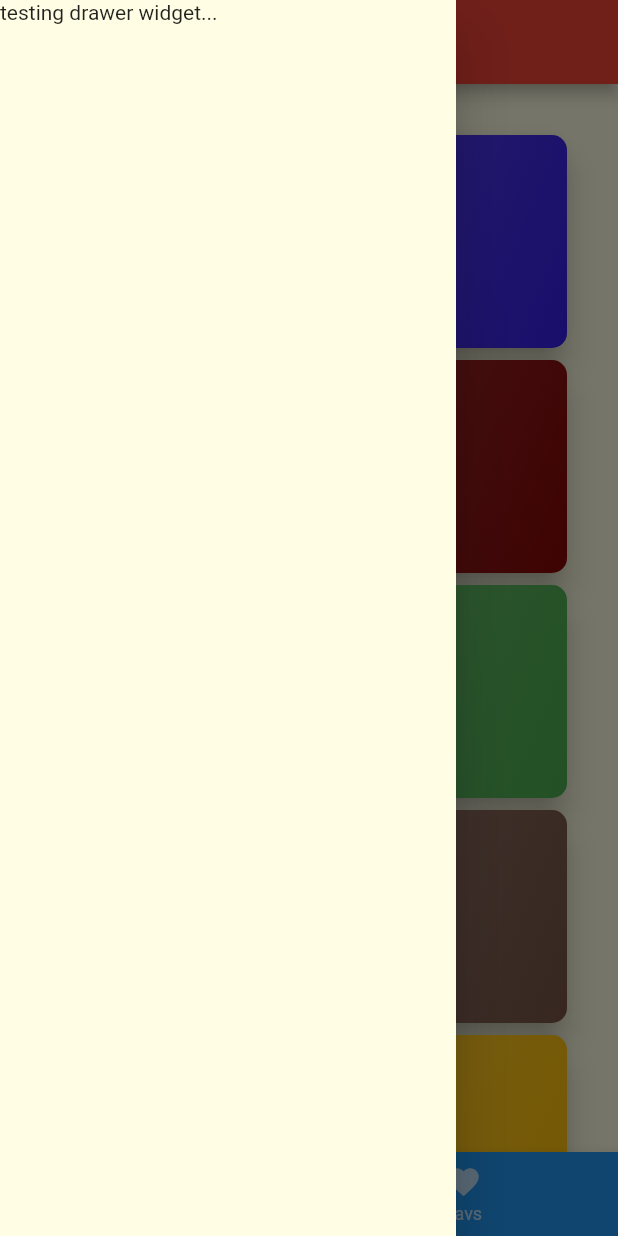
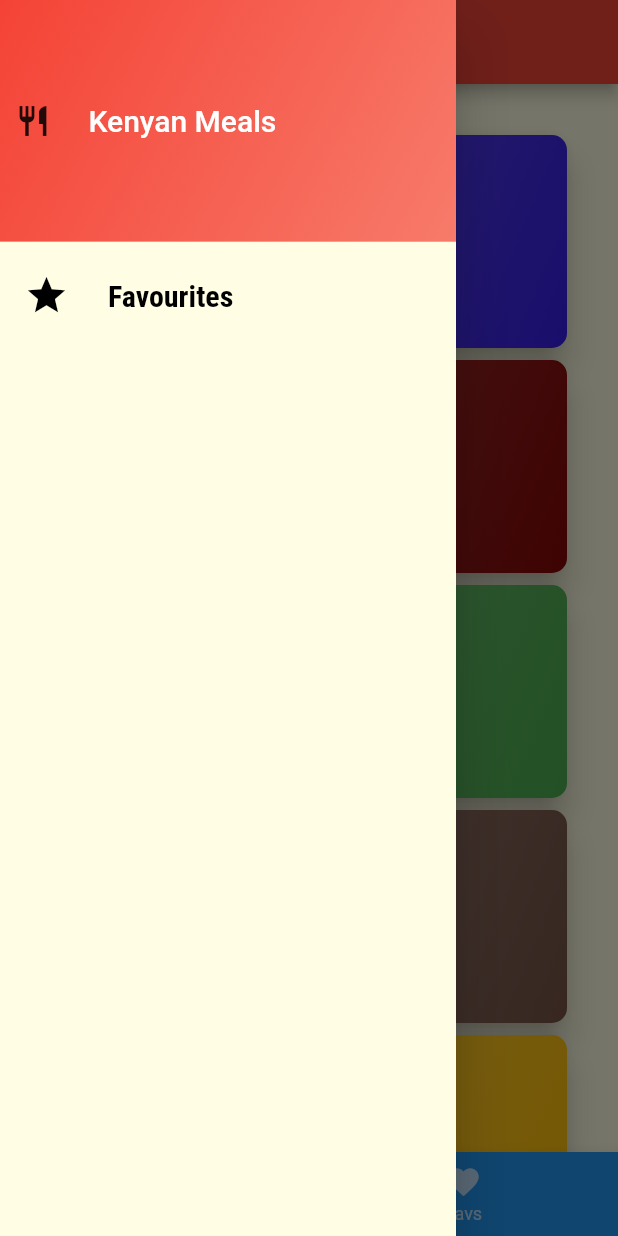
Before and after one commit to notrayo/recipes-app, a Flutter app: the screen it shows after launch, with the side drawer open, on a phone screen of 412 x 824 dp. Run offline on Flutter 3.47's test engine with Material 2 defaults, Android fonts, the phone set to English and light mode, and no system bars.

Commit message:
added drawer with page switching functionality

```diff
--- /dev/null
+++ b/lib/screens/drawer.dart
@@ -0,0 +1,59 @@
+import 'package:flutter/material.dart';
+
+class DrawerScreen extends StatelessWidget {
+  const DrawerScreen({super.key, required this.onSelectScreenFromDrawer});
+
+  final void Function(String identifier) onSelectScreenFromDrawer;
+
+  @override
+  Widget build(BuildContext context) {
+    return Drawer(
+      child: Column(
+        children: [
+          DrawerHeader(
+              padding: const EdgeInsets.all(10),
+              decoration: BoxDecoration(
+                  gradient: LinearGradient(colors: [
+                Theme.of(context).colorScheme.primaryContainer,
+                Theme.of(context).colorScheme.primaryContainer.withOpacity(0.7)
+              ], begin: Alignment.topLeft, end: Alignment.bottomRight)),
+              child: Row(
+                children: [
+                  const Icon(Icons.restaurant),
+                  const SizedBox(
+                    width: 25,
+                  ),
+                  Text(
+                    'Kenyan Meals',
+                    style: Theme.of(context)
+                        .textTheme
+                        .titleLarge!
+                        .copyWith(color: Colors.white),
+                  ),
+                ],
+              )),
+          ListTile(
+            leading: const Icon(
+              Icons.star,
+              size: 30,
+              color: Colors.black,
+            ),
+            title: Text(
+              'Favourites',
+              style: Theme.of(context)
+                  .textTheme
+                  .titleMedium!
+                  .copyWith(color: Colors.black),
+            ),
+            onTap: () {
+              //control state
+
+              //close drawer
+              onSelectScreenFromDrawer('Favourites');
+            },
+          ),
+        ],
+      ),
+    );
+  }
+}
--- a/lib/screens/tabs_screen.dart
+++ b/lib/screens/tabs_screen.dart
@@ -2,6 +2,7 @@ import 'package:flutter/material.dart';
 
 import './categories_screen.dart';
 import './favs_screen.dart';
+import './drawer.dart';
 
 class TabsScreen extends StatefulWidget {
   //const TabsScreen({super.key});
@@ -28,6 +29,14 @@ class _TabsScreenState extends State<TabsScreen> {
     });
   }
 
+  void _selectScreenFromDrawer(String identifier) {
+    if (identifier == 'Favourites') {
+      Navigator.of(context).push(MaterialPageRoute(
+        builder: (context) => const FavsScreen(),
+      ));
+    }
+  }
+
   @override
   Widget build(BuildContext context) {
     return Scaffold(
@@ -36,7 +45,7 @@ class _TabsScreenState extends State<TabsScreen> {
       ),
       body: _pages[_selectedPageIndex]['page'] as Widget?,
       //drawer
-      drawer: Drawer(child: Text('testing drawer widget...')),
+      drawer: DrawerScreen(onSelectScreenFromDrawer: _selectScreenFromDrawer),
       bottomNavigationBar: BottomNavigationBar(
         //type: BottomNavigationBarType.shifting,
         onTap: _selectPage,
```
